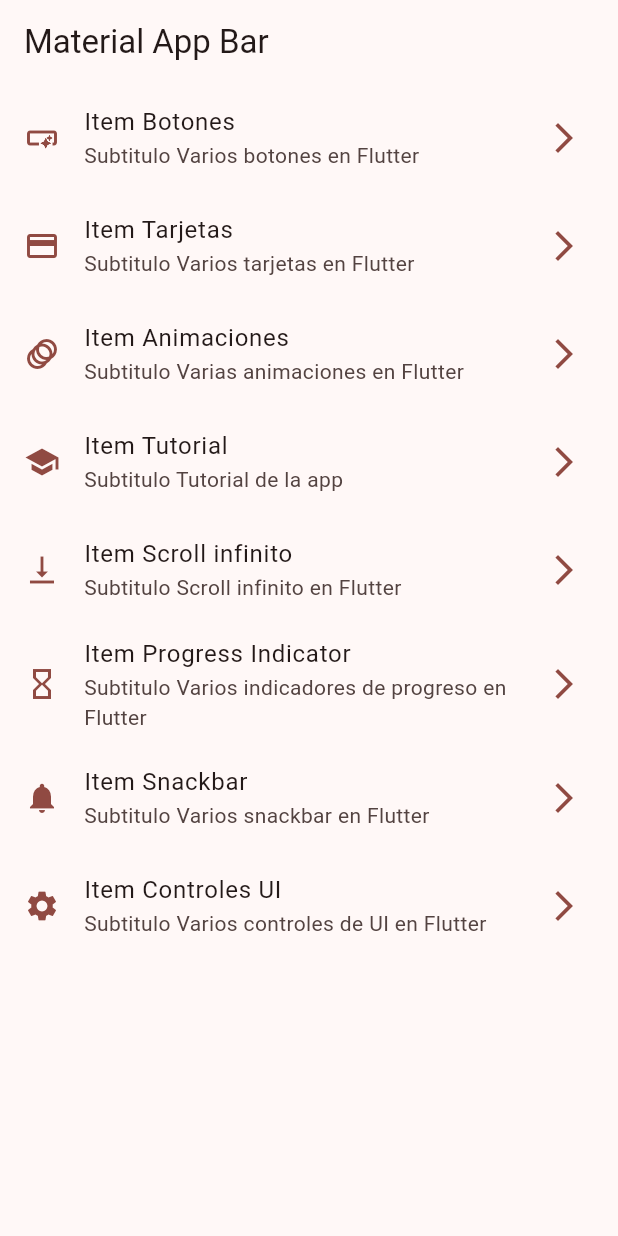
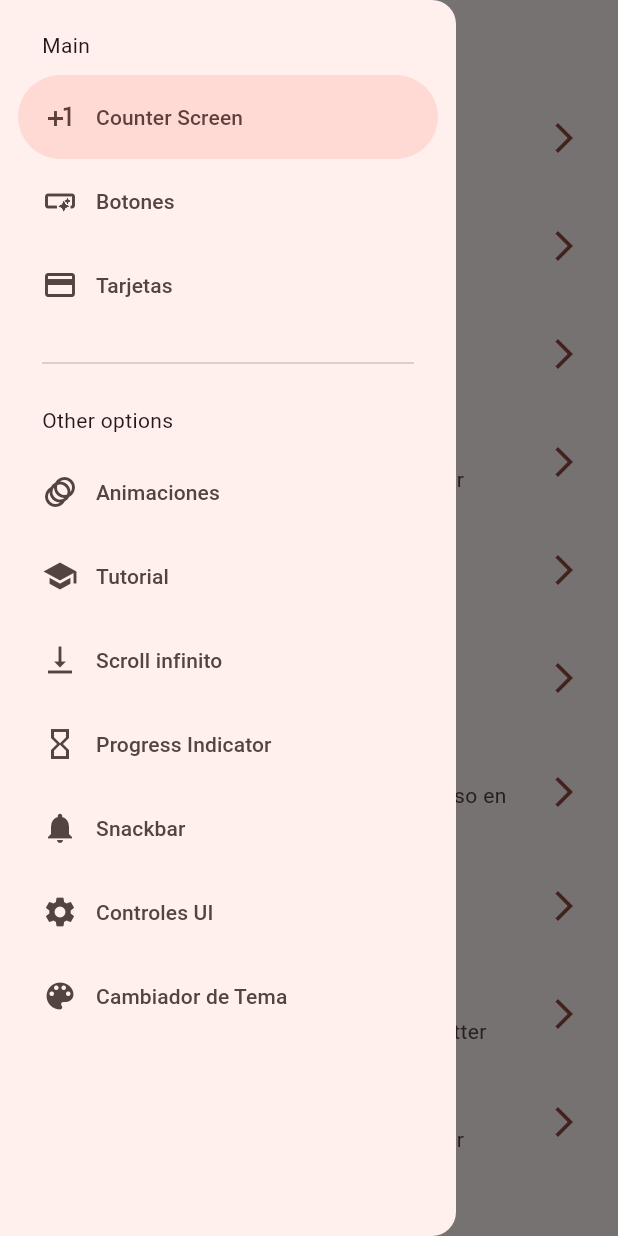
Before and after one commit to Rigel-Developer/basic_widgets, a Flutter app: the screen it shows after launch, with the side drawer open (before the commit the screen has no drawer), on a phone screen of 412 x 824 dp. Run offline on Flutter 3.47's test engine with Material 3 defaults, Android fonts, the phone set to English and light mode, and no system bars; our stand-ins replace animate_do, flutter_riverpod, go_router.

Commit message:
antes de state notifier

```diff
--- a/lib/config/menu/menu_items.dart
+++ b/lib/config/menu/menu_items.dart
@@ -15,6 +15,12 @@ class MenuItem {
 }
 
 const appMenuItems = <MenuItem>[
+  MenuItem(
+    title: 'Counter Screen',
+    subTitle: 'Counter Screen',
+    link: '/counter',
+    icon: Icons.plus_one,
+  ),
   MenuItem(
     title: 'Botones',
     subTitle: 'Varios botones en Flutter',
@@ -63,4 +69,10 @@ const appMenuItems = <MenuItem>[
     link: '/ui-controls',
     icon: Icons.settings,
   ),
+  MenuItem(
+    title: 'Cambiador de Tema',
+    subTitle: 'Cambiador de tema en Flutter',
+    link: '/theme-changer',
+    icon: Icons.color_lens,
+  ),
 ];
--- a/lib/config/router/app_router.dart
+++ b/lib/config/router/app_router.dart
@@ -1,3 +1,4 @@
+import 'package:basic_widgets/presentation/screens/counter/counter_screen.dart';
 import 'package:basic_widgets/presentation/screens/screens.dart';
 import 'package:go_router/go_router.dart';
 
@@ -50,5 +51,15 @@ final appRouter = GoRouter(
       name: UiControlsScreen.name,
       builder: (context, state) => const UiControlsScreen(),
     ),
+    GoRoute(
+      path: '/counter',
+      name: CounterScreen.name,
+      builder: (context, state) => const CounterScreen(),
+    ),
+    GoRoute(
+      path: '/theme-changer',
+      name: ThemeChangerScreen.name,
+      builder: (context, state) => const ThemeChangerScreen(),
+    ),
   ],
 );
--- a/lib/config/theme/app_theme.dart
+++ b/lib/config/theme/app_theme.dart
@@ -15,7 +15,8 @@ const colorList = <Color>[
 
 class AppTheme {
   final int selectedColorIndex;
-  AppTheme({this.selectedColorIndex = 0})
+  final bool isDark;
+  AppTheme({this.isDark = false, this.selectedColorIndex = 0})
       : assert(selectedColorIndex >= 0,
             'selectedColorIndex should be greater than 0'),
         assert(selectedColorIndex < colorList.length,
@@ -23,6 +24,7 @@ class AppTheme {
 
   ThemeData getTheme() => ThemeData(
         useMaterial3: true,
+        brightness: isDark ? Brightness.dark : Brightness.light,
         colorSchemeSeed: colorList[selectedColorIndex],
         appBarTheme: const AppBarTheme(
           centerTitle: false,
--- a/lib/main.dart
+++ b/lib/main.dart
@@ -1,18 +1,24 @@
 import 'package:basic_widgets/config/router/app_router.dart';
 import 'package:basic_widgets/config/theme/app_theme.dart';
+import 'package:basic_widgets/presentation/providers/theme_provider.dart';
 import 'package:flutter/material.dart';
+import 'package:flutter_riverpod/flutter_riverpod.dart';
 
-void main() => runApp(const MyApp());
+void main() => runApp(const ProviderScope(child: MyApp()));
 
-class MyApp extends StatelessWidget {
+class MyApp extends ConsumerWidget {
   const MyApp({super.key});
 
   @override
-  Widget build(BuildContext context) {
+  Widget build(BuildContext context, WidgetRef ref) {
+    final isDark = ref.watch(themeProvider);
+    final selectedColorIndex = ref.watch(selectedColorProvider);
+
     return MaterialApp.router(
       routerConfig: appRouter,
       title: 'Flutter Basic Widgets',
-      theme: AppTheme(selectedColorIndex: 0).getTheme(),
+      theme: AppTheme(selectedColorIndex: selectedColorIndex, isDark: isDark)
+          .getTheme(),
       debugShowCheckedModeBanner: false,
       // home: const HomeScreen(),
       // routes: {
--- /dev/null
+++ b/lib/presentation/providers/counter_provider.dart
@@ -0,0 +1,3 @@
+import 'package:flutter_riverpod/flutter_riverpod.dart';
+
+final counterProvider = StateProvider((ref) => 5);
--- /dev/null
+++ b/lib/presentation/providers/theme_provider.dart
@@ -0,0 +1,10 @@
+import 'package:basic_widgets/config/theme/app_theme.dart';
+import 'package:flutter_riverpod/flutter_riverpod.dart';
+
+final themeProvider = StateProvider((ref) => false);
+
+//listado de colores inmutables
+final colorListProvider = Provider((ref) => colorList);
+
+//un simple int
+final selectedColorProvider = StateProvider((ref) => 0);
--- a/lib/presentation/screens/home/home_screen.dart
+++ b/lib/presentation/screens/home/home_screen.dart
@@ -1,4 +1,5 @@
 import 'package:basic_widgets/config/menu/menu_items.dart';
+import 'package:basic_widgets/presentation/widgets/side_menu.dart';
 import 'package:flutter/material.dart';
 import 'package:go_router/go_router.dart';
 
@@ -8,11 +9,16 @@ class HomeScreen extends StatelessWidget {
 
   @override
   Widget build(BuildContext context) {
+    final scaffoldKey = GlobalKey<ScaffoldState>();
     return Scaffold(
+      key: scaffoldKey,
       appBar: AppBar(
         title: const Text('Material App Bar'),
       ),
       body: const _HomeView(),
+      drawer: SideMenu(
+        scaffoldKey: scaffoldKey,
+      ),
     );
   }
 }
--- a/lib/presentation/screens/screens.dart
+++ b/lib/presentation/screens/screens.dart
@@ -1,11 +1,11 @@
 //complete all export
 export 'package:basic_widgets/presentation/screens/animated/animated_screen.dart';
 export 'package:basic_widgets/presentation/screens/app_tutorial/app_tutorial_screen.dart';
+export 'package:basic_widgets/presentation/screens/buttons/buttons_screen.dart';
+export 'package:basic_widgets/presentation/screens/cards/cards_screen.dart';
+export 'package:basic_widgets/presentation/screens/home/home_screen.dart';
 export 'package:basic_widgets/presentation/screens/infinite_scroll/infinite_scroll_screen.dart';
 export 'package:basic_widgets/presentation/screens/progress/progress_screen.dart';
 export 'package:basic_widgets/presentation/screens/snackbar/snackbar_screen.dart';
+export 'package:basic_widgets/presentation/screens/theme_changer/theme_changer_screen.dart';
 export 'package:basic_widgets/presentation/screens/ui_controls/ui_controls_screen.dart';
-
-export 'package:basic_widgets/presentation/screens/buttons/buttons_screen.dart';
-export 'package:basic_widgets/presentation/screens/cards/cards_screen.dart';
-export 'package:basic_widgets/presentation/screens/home/home_screen.dart';
--- /dev/null
+++ b/lib/presentation/widgets/side_menu.dart
@@ -0,0 +1,57 @@
+import 'package:basic_widgets/config/menu/menu_items.dart';
+import 'package:flutter/material.dart';
+import 'package:go_router/go_router.dart';
+
+class SideMenu extends StatefulWidget {
+  final GlobalKey<ScaffoldState> scaffoldKey;
+
+  const SideMenu({super.key, required this.scaffoldKey});
+
+  @override
+  State<SideMenu> createState() => _SideMenuState();
+}
+
+class _SideMenuState extends State<SideMenu> {
+  int navDrawerIndex = 0;
+
+  @override
+  Widget build(BuildContext context) {
+    final hasNotch = MediaQuery.of(context).viewPadding.top > 35;
+    debugPrint(MediaQuery.of(context).viewPadding.top.toString());
+
+    return NavigationDrawer(
+      selectedIndex: navDrawerIndex,
+      onDestinationSelected: (index) {
+        setState(() {
+          navDrawerIndex = index;
+        });
+
+        final menuItem = appMenuItems[index];
+        context.push(menuItem.link);
+        widget.scaffoldKey.currentState?.closeDrawer();
+      },
+      children: [
+        Padding(
+          padding: EdgeInsets.fromLTRB(28, hasNotch ? 0 : 20, 16, 10),
+          child: const Text("Main"),
+        ),
+        ...appMenuItems.sublist(0, 3).map((item) => NavigationDrawerDestination(
+              icon: Icon(item.icon),
+              label: Text(item.title),
+            )),
+        const Padding(
+          padding: EdgeInsets.fromLTRB(28, 16, 28, 10),
+          child: Divider(),
+        ),
+        const Padding(
+          padding: EdgeInsets.fromLTRB(28, 10, 16, 10),
+          child: Text("Other options"),
+        ),
+        ...appMenuItems.sublist(3).map((item) => NavigationDrawerDestination(
+              icon: Icon(item.icon),
+              label: Text(item.title),
+            )),
+      ],
+    );
+  }
+}
--- a/pubspec.yaml
+++ b/pubspec.yaml
@@ -32,6 +32,7 @@ dependencies:
   cupertino_icons: ^1.0.6
   flutter:
     sdk: flutter
+  flutter_riverpod: ^2.5.1
   go_router: ^14.0.2
 
 dev_dependencies:
```
Also changed, not shown: lib/presentation/screens/counter/counter_screen.dart (added, +46 -0 lines), lib/presentation/screens/infinite_scroll/infinite_scroll_screen.dart (+126 -2 lines), lib/presentation/screens/theme_changer/theme_changer_screen.dart (added, +66 -0 lines), pubspec.lock.
